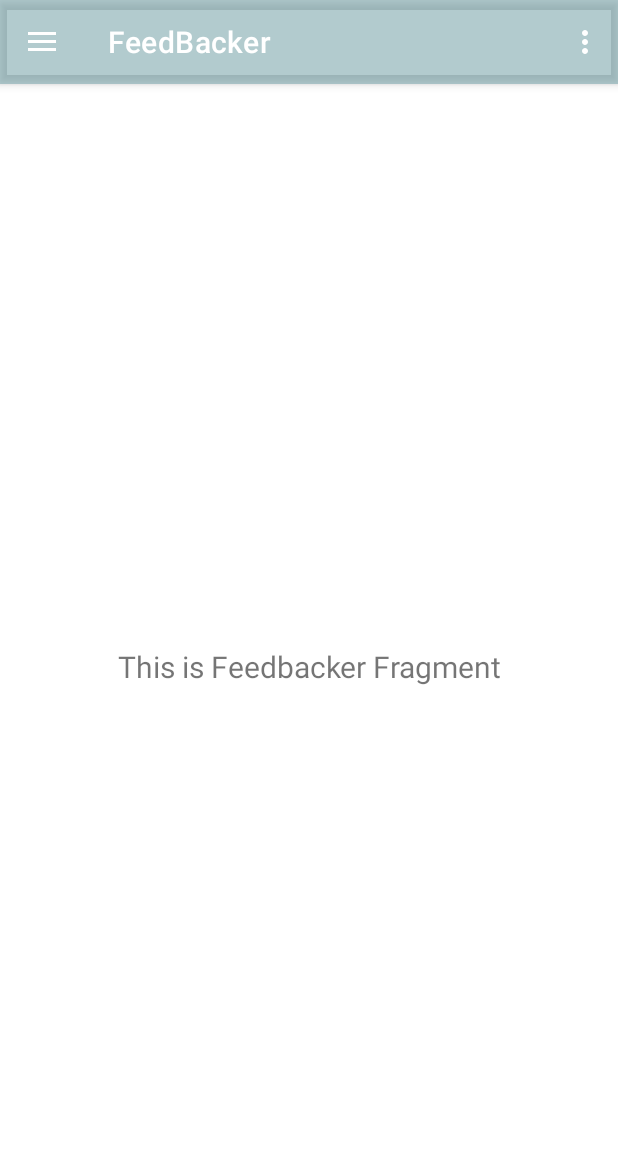
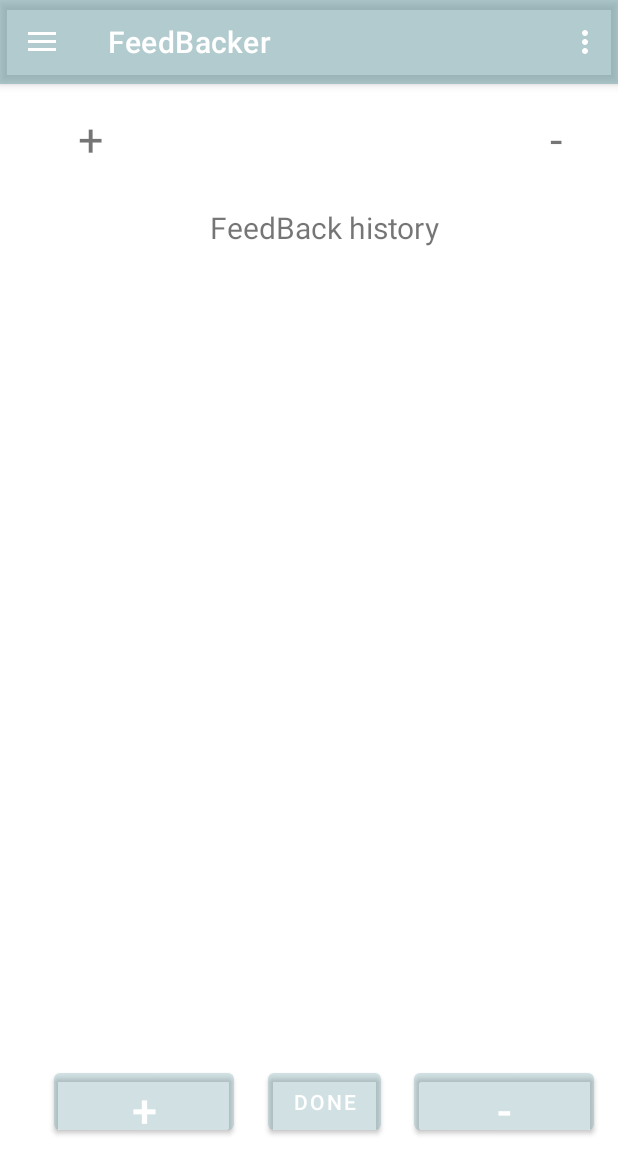
Before and after one commit to serdarselcuk/mathMind_android, an Android app: the screen it shows after launch (MainActivity), in the side drawer, after a tap on "FeedBacker", on a phone screen of 412 x 824 dp. Shown: the top 1174 px of the screen. Run offline under Robolectric (Android 15) with nearby library versions, the phone set to English and light mode, and no system bars; our stand-ins replace navigation-ui.

Commit message:
feedbacker UI done

```diff
--- a/app/src/main/java/com/src/mathmind/ui/feedbacker/FeedBackerFragment.kt
+++ b/app/src/main/java/com/src/mathmind/ui/feedbacker/FeedBackerFragment.kt
@@ -24,15 +24,16 @@ class FeedBackerFragment : Fragment() {
             savedInstanceState: Bundle?
     ): View {
         val feedBackerViewModel =
-                ViewModelProvider(this).get(FeedBackerViewModel::class.java)
+            ViewModelProvider(this)[FeedBackerViewModel::class.java]
 
         _binding = FragmentFeedbackerBinding.inflate(inflater, container, false)
         val root: View = binding.root
 
-        val textView: TextView = binding.textFeedbaker
-        feedBackerViewModel.text.observe(viewLifecycleOwner) {
-            textView.text = it
-        }
+//        val textView: TextView = binding.textFeedbaker
+//        feedBackerViewModel.text.observe(viewLifecycleOwner) {
+//            textView.text = it
+//        }
+
         return root
     }
 
--- a/app/src/main/res/layout/fragment_feedbacker.xml
+++ b/app/src/main/res/layout/fragment_feedbacker.xml
@@ -1,22 +1,107 @@
 <?xml version="1.0" encoding="utf-8"?>
-<androidx.constraintlayout.widget.ConstraintLayout xmlns:android="http://schemas.android.com/apk/res/android"
+<androidx.constraintlayout.widget.ConstraintLayout
+    xmlns:android="http://schemas.android.com/apk/res/android"
     xmlns:app="http://schemas.android.com/apk/res-auto"
     xmlns:tools="http://schemas.android.com/tools"
     android:layout_width="match_parent"
     android:layout_height="match_parent"
     tools:context=".ui.feedbacker.FeedBackerFragment">
 
+
     <TextView
-        android:id="@+id/text_feedbaker"
-        android:layout_width="match_parent"
-        android:layout_height="wrap_content"
-        android:layout_marginStart="8dp"
-        android:layout_marginTop="8dp"
-        android:layout_marginEnd="8dp"
+        android:id="@+id/feedbacker_number_view"
+        android:layout_width="250dp"
+        android:layout_height="@dimen/feedbacker_button_height"
+        android:layout_marginTop="@dimen/feedbacker_marginTop"
+        android:text=""
         android:textAlignment="center"
-        android:textSize="20sp"
-        app:layout_constraintBottom_toBottomOf="parent"
-        app:layout_constraintEnd_toEndOf="parent"
+        app:layout_constraintEnd_toStartOf="@+id/minus_count"
+        app:layout_constraintStart_toEndOf="@+id/plus_count"
+        app:layout_constraintTop_toTopOf="parent" />
+
+    <TextView
+        android:id="@+id/plus_count"
+        android:layout_width="50dp"
+        android:layout_height="@dimen/feedbacker_button_height"
+        android:layout_marginStart="@dimen/page_common_start_margin"
+        android:layout_marginTop="@dimen/feedbacker_marginTop"
+        android:text="@string/plus_sign"
+        android:textSize="30sp"
+        android:textAlignment="center"
         app:layout_constraintStart_toStartOf="parent"
         app:layout_constraintTop_toTopOf="parent" />
+
+    <TextView
+        android:id="@+id/minus_count"
+        android:layout_width="50dp"
+        android:layout_height="@dimen/feedbacker_button_height"
+        android:layout_marginTop="@dimen/feedbacker_marginTop"
+        android:layout_marginEnd="16dp"
+        android:textSize="30sp"
+        android:textAlignment="center"
+        android:text="@string/minus_sign"
+        app:layout_constraintEnd_toEndOf="parent"
+        app:layout_constraintTop_toTopOf="parent" />
+
+    <Button
+        android:id="@+id/plus_button"
+        android:layout_width="@dimen/feedbacker_button_width"
+        android:layout_height="@dimen/feedbacker_button_height"
+        android:layout_marginStart="@dimen/page_common_start_margin"
+        android:layout_marginTop="@dimen/feedbacker_marginTop"
+        android:textSize="30sp"
+        android:textAlignment="center"
+        android:text="@string/plus_sign"
+        app:layout_constraintStart_toStartOf="parent"
+        app:layout_constraintTop_toBottomOf="@+id/feedback_history_list" />
+
+    <Button
+        android:id="@+id/minus_button"
+        android:layout_width="@dimen/feedbacker_button_width"
+        android:layout_height="@dimen/feedbacker_button_height"
+        android:layout_marginTop="@dimen/feedbacker_marginTop"
+        android:layout_marginEnd="16dp"
+        android:text="@string/minus_sign"
+        android:textSize="30sp"
+        android:textAlignment="center"
+        app:layout_constraintEnd_toEndOf="parent"
+        app:layout_constraintTop_toBottomOf="@+id/feedback_history_list" />
+
+    <Button
+        android:id="@+id/done_button"
+        android:layout_width="75dp"
+        android:layout_height="@dimen/feedbacker_button_height"
+        android:layout_marginTop="@dimen/feedbacker_marginTop"
+        android:text="@string/done"
+        android:textSize="14sp"
+        android:textAlignment="center"
+        app:layout_constraintEnd_toStartOf="@id/minus_button"
+        app:layout_constraintHorizontal_bias="0.50"
+        app:layout_constraintStart_toEndOf="@id/plus_button"
+        app:layout_constraintTop_toBottomOf="@+id/feedback_history_list" />
+
+    <TextView
+        android:id="@+id/feedback_history_header"
+        android:layout_width="@dimen/header_1_width"
+        android:layout_height="@dimen/header_1_height"
+        android:layout_marginTop="16dp"
+        android:layout_marginStart="@dimen/page_common_start_margin"
+        android:text="@string/feedback_numbers_list_header"
+        android:textAlignment="center"
+        android:textSize="@dimen/textHeader_2"
+        app:layout_constraintStart_toStartOf="parent"
+        app:layout_constraintTop_toBottomOf="@+id/feedbacker_number_view" />
+
+    <ListView
+        android:id= "@+id/feedback_history_list"
+        android:layout_width="match_parent"
+        android:layout_height="500dp"
+        android:layout_marginHorizontal="@dimen/page_common_start_margin"
+        android:layout_marginStart="@dimen/page_common_start_margin"
+        android:layout_marginTop="20dp"
+        android:layout_marginEnd="16dp"
+        app:layout_constraintStart_toStartOf="parent"
+        app:layout_constraintTop_toBottomOf="@+id/feedback_history_header" />
+
+
 </androidx.constraintlayout.widget.ConstraintLayout>
--- a/app/src/main/res/layout/fragment_guesser.xml
+++ b/app/src/main/res/layout/fragment_guesser.xml
@@ -9,13 +9,13 @@
     <EditText
         android:id="@+id/guessing_number_1"
         android:layout_width="50dp"
-        android:layout_height="wrap_content"
+        android:layout_height="50dp"
         android:layout_marginStart="40dp"
         android:layout_marginTop="50dp"
         android:ems="10"
-        android:nextFocusRight="@id/guessing_number_2"
+        android:inputType="number"
         android:maxLength="1"
-        android:inputType="number"
+        android:nextFocusRight="@+id/guessing_number_2"
         android:textAlignment="center"
         app:layout_constraintStart_toStartOf="parent"
         app:layout_constraintTop_toTopOf="parent" />
@@ -23,11 +23,11 @@
     <EditText
         android:id="@+id/guessing_number_2"
         android:layout_width="50dp"
-        android:layout_height="wrap_content"
+        android:layout_height="50dp"
         android:layout_marginStart="8dp"
         android:layout_marginTop="50dp"
         android:ems="10"
-        android:nextFocusRight="@id/guessing_number_3"
+        android:nextFocusRight="@+id/guessing_number_3"
         android:maxLength="1"
         android:inputType="number"
         android:textAlignment="center"
@@ -37,11 +37,11 @@
     <EditText
         android:id="@+id/guessing_number_3"
         android:layout_width="50dp"
-        android:layout_height="wrap_content"
+        android:layout_height="50dp"
         android:layout_marginStart="8dp"
         android:layout_marginTop="50dp"
         android:ems="10"
-        android:nextFocusRight="@id/guessing_number_4"
+        android:nextFocusRight="@+id/guessing_number_4"
         android:maxLength="1"
         android:inputType="number"
         android:textAlignment="center"
@@ -51,26 +51,27 @@
     <EditText
         android:id="@+id/guessing_number_4"
         android:layout_width="50dp"
-        android:layout_height="wrap_content"
+        android:layout_height="50dp"
         android:layout_marginStart="4dp"
         android:layout_marginTop="50dp"
         android:ems="10"
-        android:nextFocusRight="@id/guessing_button"
+        android:nextFocusRight="@+id/guessing_button"
         android:maxLength="1"
         android:inputType="number"
         android:textAlignment="center"
         app:layout_constraintStart_toEndOf="@+id/guessing_number_3"
-        app:layout_constraintTop_toTopOf="parent" />
+        app:layout_constraintTop_toTopOf="parent"
+        />
 
     <TextView
         android:id="@+id/guesture_history_header"
-        android:layout_width="339dp"
-        android:layout_height="33dp"
-        android:layout_marginStart="36dp"
+        android:layout_width="@dimen/header_1_width"
+        android:layout_height="@dimen/header_1_height"
+        android:layout_marginStart="@dimen/page_common_start_margin"
         android:layout_marginTop="20dp"
         android:text="@string/guessed_numbers_list_header"
         android:textAlignment="center"
-        android:textSize="20sp"
+        android:textSize="@dimen/textHeader_2"
         app:layout_constraintStart_toStartOf="parent"
         app:layout_constraintTop_toBottomOf="@+id/guessing_number_3" />
 
@@ -86,8 +87,8 @@
 
     <ListView
         android:id="@+id/guesture_history_list"
-        android:layout_width="349dp"
-        android:layout_height="553dp"
+        android:layout_width="350dp"
+        android:layout_height="550dp"
         android:divider="@null"
         android:fastScrollEnabled="true"
         android:scrollbarStyle="insideInset"
--- a/app/src/main/res/values/dimens.xml
+++ b/app/src/main/res/values/dimens.xml
@@ -10,4 +10,12 @@
     <dimen name="button_height">50dp</dimen>
     <dimen name="sign_on_buttons_toBottom">75dp</dimen>
     <dimen name="sign_on_buttons_toTop">10dp</dimen>
+    <dimen name="textHeader_2">20sp</dimen>
+    <dimen name="header_1_width">360dp</dimen>
+    <dimen name="header_1_height">35dp</dimen>
+    <dimen name="page_common_start_margin">36dp</dimen>
+    <dimen name="feedbacker_marginTop">16dp</dimen>
+    <dimen name="feedbacker_button_width">120dp</dimen>
+    <dimen name="feedbacker_button_height">50dp</dimen>
+
 </resources>
--- a/app/src/main/res/values/strings.xml
+++ b/app/src/main/res/values/strings.xml
@@ -44,5 +44,7 @@
     <string name="you_win">Congratulations You Won</string>
     <string name="sign_on_header">Sing On</string>
     <string name="fragment_login">Login</string>
+    <string name="feedback_numbers_list_header">FeedBack history</string>
+    <string name="done">DONE</string>
 
 </resources>
```
